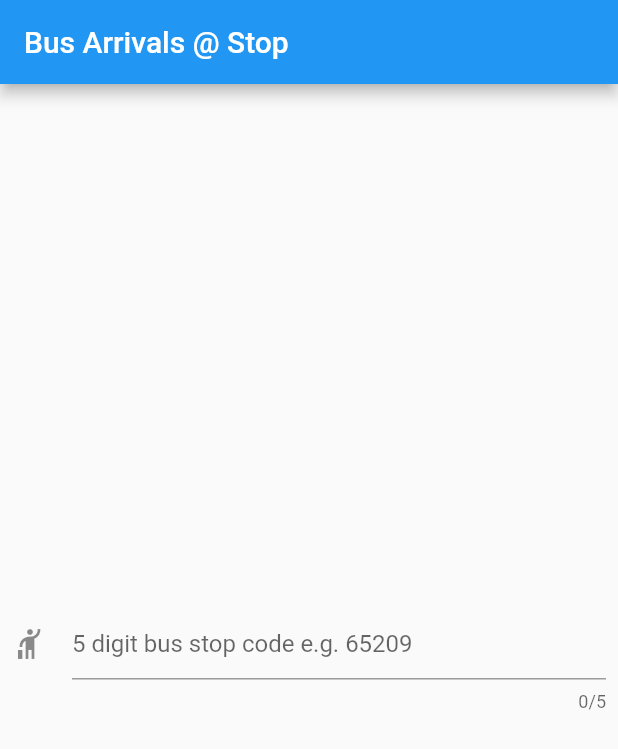
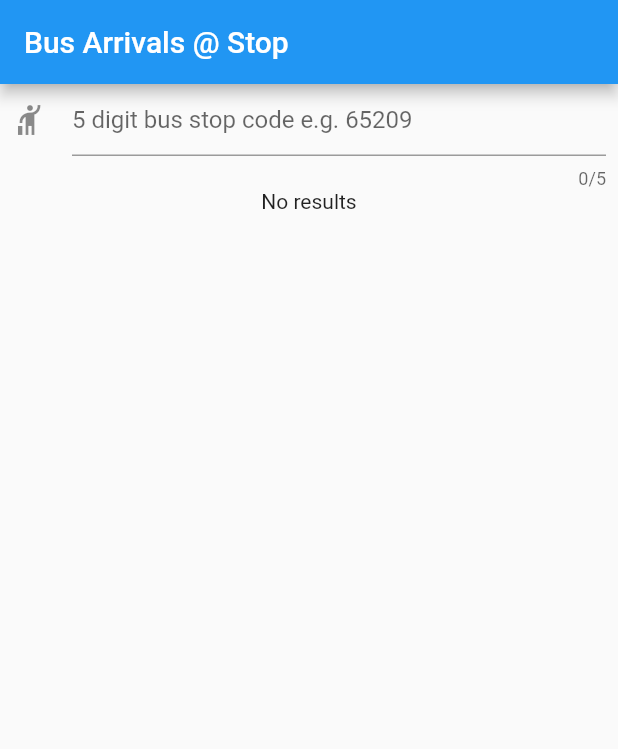
Before and after one commit to mipsmonsta/tokBusArrivals, a Flutter app: the screen it shows after launch, on a phone screen of 412 x 824 dp. Shown: the top 749 px of the screen. Run offline on Flutter 3.47's test engine with Material 2 defaults, Android fonts, the phone set to English and light mode, and no system bars; our stand-ins replace bloc, equatable, flutter_bloc.

Commit message:
Added ArrvialsQueryBloc for arrvialsMainPage

```diff
--- /dev/null
+++ b/lib/bloc/arrivalsQueryEvent.dart
@@ -0,0 +1,32 @@
+import 'package:equatable/equatable.dart';
+
+abstract class ArrivalsQueryEvent extends Equatable {
+  @override
+  List<Object?> get props => [];
+}
+
+class ArrivalsSeekingBusStopCodeEvent extends ArrivalsQueryEvent {
+  final String partialBusStopCode;
+  ArrivalsSeekingBusStopCodeEvent(this.partialBusStopCode);
+
+  @override
+  List<Object?> get props => [partialBusStopCode];
+
+  @override
+  String toString() {
+    return 'ArrivalsSeekingBusStopCodeEvent';
+  }
+}
+
+class ArrivalsQueryStartedEvent extends ArrivalsQueryEvent {
+  final String busStopCode;
+  ArrivalsQueryStartedEvent(this.busStopCode);
+
+  @override
+  String toString() {
+    return 'ArrivalsQueryStartedEvent';
+  }
+
+  @override
+  List<Object?> get props => [busStopCode];
+}
--- /dev/null
+++ b/lib/bloc/arrivalsQueryState.dart
@@ -0,0 +1,55 @@
+import 'package:equatable/equatable.dart';
+import 'package:meta_bus_arrivals_api/meta_bus_arrivals_api.dart';
+
+abstract class ArrivalsQueryState extends Equatable {}
+
+class ArrivalsQueryStateLoading extends ArrivalsQueryState {
+  @override
+  String toString() {
+    return 'ArrivalsQueryStateLoading';
+  }
+
+  @override
+  List<Object?> get props => [];
+}
+
+class ArrivalsQueryStateSuccess extends ArrivalsQueryState {
+  final List<Service> services;
+  final String busStopCode;
+
+  ArrivalsQueryStateSuccess(this.services, this.busStopCode);
+
+  @override
+  List<Object> get props => [services, busStopCode];
+
+  @override
+  String toString() {
+    return 'ArrivalsQueryStateSuccess [ Services: ${services.length}, BusStopCode: $busStopCode]';
+  }
+}
+
+class ArrivalsQueryStateError extends ArrivalsQueryState {
+  final String error;
+
+  ArrivalsQueryStateError(this.error);
+
+  @override
+  String toString() {
+    return 'ArrivalsQueryError [ error: $error]';
+  }
+
+  @override
+  List<Object?> get props => [error];
+}
+
+class ArrivalsQueryStateEmpty extends ArrivalsQueryState {
+  ArrivalsQueryStateEmpty();
+
+  @override
+  String toString() {
+    return 'ArrivalsQueryEmpty';
+  }
+
+  @override
+  List<Object?> get props => [];
+}
--- a/lib/main.dart
+++ b/lib/main.dart
@@ -1,4 +1,8 @@
 import 'package:flutter/material.dart';
+import 'package:flutter_bloc/flutter_bloc.dart';
+import 'package:meta_bus_arrivals_api/meta_bus_arrivals_api.dart';
+import 'package:tokbusarrival/bloc/arrivalsQueryBloc.dart';
+import 'package:tokbusarrival/presentation/arrivalsMainPage.dart';
 
 void main() {
   runApp(MyApp());
@@ -22,80 +26,10 @@ class MyApp extends StatelessWidget {
         // is not restarted.
         primarySwatch: Colors.blue,
       ),
-      home: MyHomePage(),
+      home: BlocProvider<ArrivalsQueryBloc>(
+      create: (context) => ArrivalsQueryBloc(MetaBusArrivalsApiClient()),
+      child: ArrivalsMainPage(),
+      ),
     );
   }
 }
-
-class MyHomePage extends StatefulWidget {
-  MyHomePage({Key? key}) : super(key: key);
-
-  // This widget is the home page of your application. It is stateful, meaning
-  // that it has a State object (defined below) that contains fields that affect
-  // how it looks.
-
-  // This class is the configuration for the state. It holds the values (in this
-  // case the title) provided by the parent (in this case the App widget) and
-  // used by the build method of the State. Fields in a Widget subclass are
-  // always marked "final".
-  @override
-  _MyHomePageState createState() => _MyHomePageState();
-}
-
-class _MyHomePageState extends State<MyHomePage> {
-  late final TextEditingController _bsController;
-
-  @override
-  void initState() {
-    super.initState();
-    _bsController = TextEditingController();
-    _bsController.addListener(_busStopCodeListener);
-  }
-
-  void _busStopCodeListener() {
-    if (_bsController.text.length == 5) {
-      //search
-      print("search ${_bsController.text}");
-    }
-  }
-
-  @override
-  Widget build(BuildContext context) {
-    // This method is rerun every time setState is called, for instance as done
-    // by the _incrementCounter method above.
-    //
-    // The Flutter framework has been optimized to make rerunning build methods
-    // fast, so that you can just rebuild anything that needs updating rather
-    // than having to individually change instances of widgets.
-    return SafeArea(
-        child: Scaffold(
-            appBar: AppBar(
-              // Here we take the value from the MyHomePage object that was created by
-              // the App.build method, and use it to set our appbar title.
-              title: Text("Bus Arrivals @ Stop"),
-            ),
-            body: Center(
-                // Center is a layout widget. It takes a single child and positions it
-                // in the middle of the parent.
-                child: Column(
-                    mainAxisAlignment: MainAxisAlignment.center,
-                    children: [
-                  Padding(
-                    padding: EdgeInsets.symmetric(horizontal: 8.0),
-                    child: TextField(
-                        controller: _bsController,
-                        keyboardType: TextInputType.number,
-                        maxLength: 5,
-                        decoration: InputDecoration(
-                            hintText: "5 digit bus stop code e.g. 65209",
-                            icon: Icon(Icons.hail))),
-                  )
-                ]))));
-  }
-
-  @override
-  void dispose() {
-    _bsController.dispose();
-    super.dispose();
-  }
-}
--- /dev/null
+++ b/lib/presentation/arrivalsMainPage.dart
@@ -0,0 +1,101 @@
+import 'package:flutter/material.dart';
+import 'package:flutter_bloc/flutter_bloc.dart';
+import 'package:tokbusarrival/bloc/arrivalsQueryBloc.dart';
+import 'package:tokbusarrival/bloc/arrivalsQueryEvent.dart';
+import 'package:tokbusarrival/bloc/arrivalsQueryState.dart';
+
+class ArrivalsMainPage extends StatefulWidget {
+  ArrivalsMainPage({Key? key}) : super(key: key);
+
+  // This widget is the home page of your application. It is stateful, meaning
+  // that it has a State object (defined below) that contains fields that affect
+  // how it looks.
+
+  // This class is the configuration for the state. It holds the values (in this
+  // case the title) provided by the parent (in this case the App widget) and
+  // used by the build method of the State. Fields in a Widget subclass are
+  // always marked "final".
+  @override
+  _ArrivalsMainPageState createState() => _ArrivalsMainPageState();
+}
+
+class _ArrivalsMainPageState extends State<ArrivalsMainPage> {
+  late final TextEditingController _bsController;
+
+  @override
+  void initState() {
+    super.initState();
+    _bsController = TextEditingController();
+    _bsController.addListener(_busStopCodeListener);
+  }
+
+  void _busStopCodeListener() {
+    var bloc = BlocProvider.of<ArrivalsQueryBloc>(context);
+    bloc.add(ArrivalsSeekingBusStopCodeEvent(_bsController.text));
+  }
+
+  @override
+  Widget build(BuildContext context) {
+    // This method is rerun every time setState is called, for instance as done
+    // by the _incrementCounter method above.
+    //
+    // The Flutter framework has been optimized to make rerunning build methods
+    // fast, so that you can just rebuild anything that needs updating rather
+    // than having to individually change instances of widgets.
+    return SafeArea(
+      child: Scaffold(
+          appBar: AppBar(
+            // Here we take the value from the MyHomePage object that was created by
+            // the App.build method, and use it to set our appbar title.
+            title: Text("Bus Arrivals @ Stop"),
+          ),
+          body: Center(
+              // Center is a layout widget. It takes a single child and positions it
+              // in the middle of the parent.
+              child:
+                  Column(mainAxisAlignment: MainAxisAlignment.start, children: [
+            Padding(
+                padding: EdgeInsets.symmetric(horizontal: 8.0),
+                child: TextField(
+                    controller: _bsController,
+                    keyboardType: TextInputType.number,
+                    maxLength: 5,
+                    decoration: InputDecoration(
+                        hintText: "5 digit bus stop code e.g. 65209",
+                        icon: Icon(Icons.hail)))),
+            BlocBuilder<ArrivalsQueryBloc, ArrivalsQueryState>(
+              builder: (context, state) {
+                Widget resultWidget;
+                switch (state.runtimeType) {
+                  case ArrivalsQueryStateLoading:
+                    resultWidget = Center(child: CircularProgressIndicator());
+                    break;
+
+                  case ArrivalsQueryStateError:
+                    var errorText = (state as ArrivalsQueryStateError).error;
+                    resultWidget = Center(
+                        child: Text("Error Getting Arrivals: $errorText,"));
+                    break;
+
+                  case ArrivalsQueryStateSuccess:
+                    resultWidget = Center(child: Text("Success"));
+                    break;
+                  case ArrivalsQueryStateEmpty:
+                  default:
+                    resultWidget = Center(child: Text("No results"));
+                    break;
+                }
+
+                return resultWidget;
+              },
+            )
+          ]))),
+    );
+  }
+
+  @override
+  void dispose() {
+    _bsController.dispose();
+    super.dispose();
+  }
+}
--- a/packages/meta_bus_arrivals_api/lib/meta_bus_arrivals_api.dart
+++ b/packages/meta_bus_arrivals_api/lib/meta_bus_arrivals_api.dart
@@ -1,4 +1,8 @@
 library meta_bus_arrivals_api;
 
 export 'src/models/service.dart';
-export 'src/meta_bus_arrivals_api_client.dart';
+export 'src/meta_bus_arrivals_api_client.dart'
+    show
+        MetaBusArrivalsApiClient,
+        BusArrivalsNotFoundFailure,
+        BusArrivalsRequestFailure;
--- a/pubspec.yaml
+++ b/pubspec.yaml
@@ -23,6 +23,11 @@ environment:
 dependencies:
   flutter:
     sdk: flutter
+  equatable: ^2.0.3
+  meta_bus_arrivals_api:
+    path: packages/meta_bus_arrivals_api #using own unpublished package
+  bloc: ^7.1.0
+  flutter_bloc: ^7.2.0
 
 
   # The following adds the Cupertino Icons font to your application.
```
Also changed, not shown: lib/bloc/arrivalsQueryBloc.dart (added, +44 -0 lines), packages/meta_bus_arrivals_api/lib/src/meta_bus_arrivals_api_client.dart (+5 -3 lines), pubspec.lock, 1 other file.
